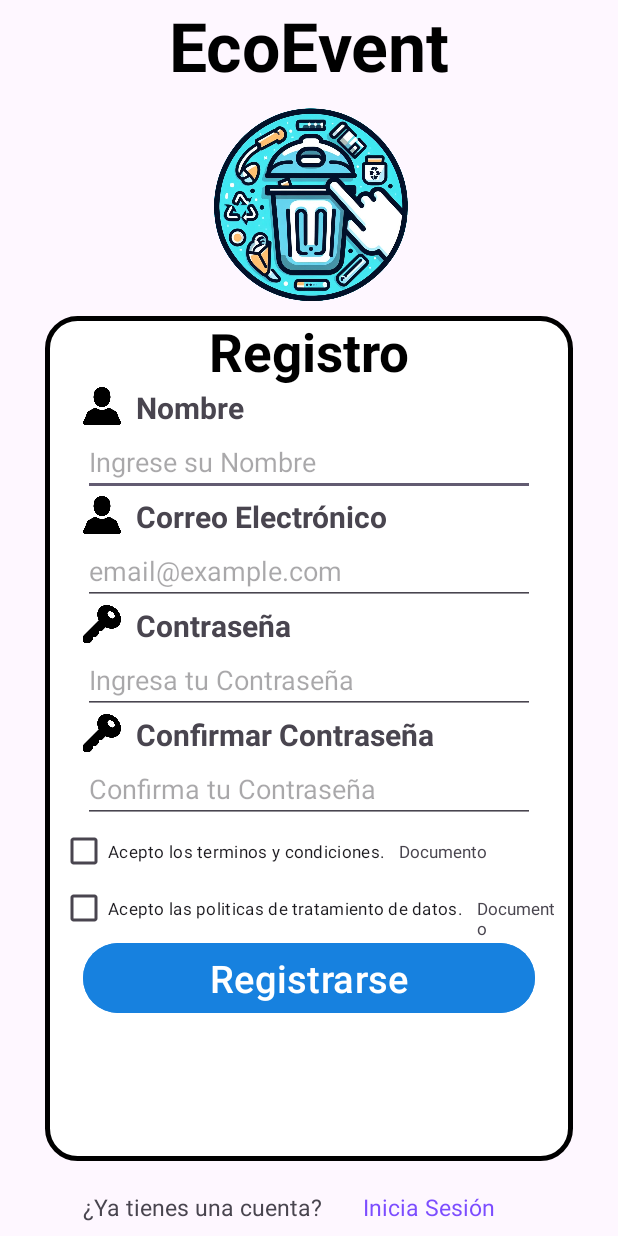
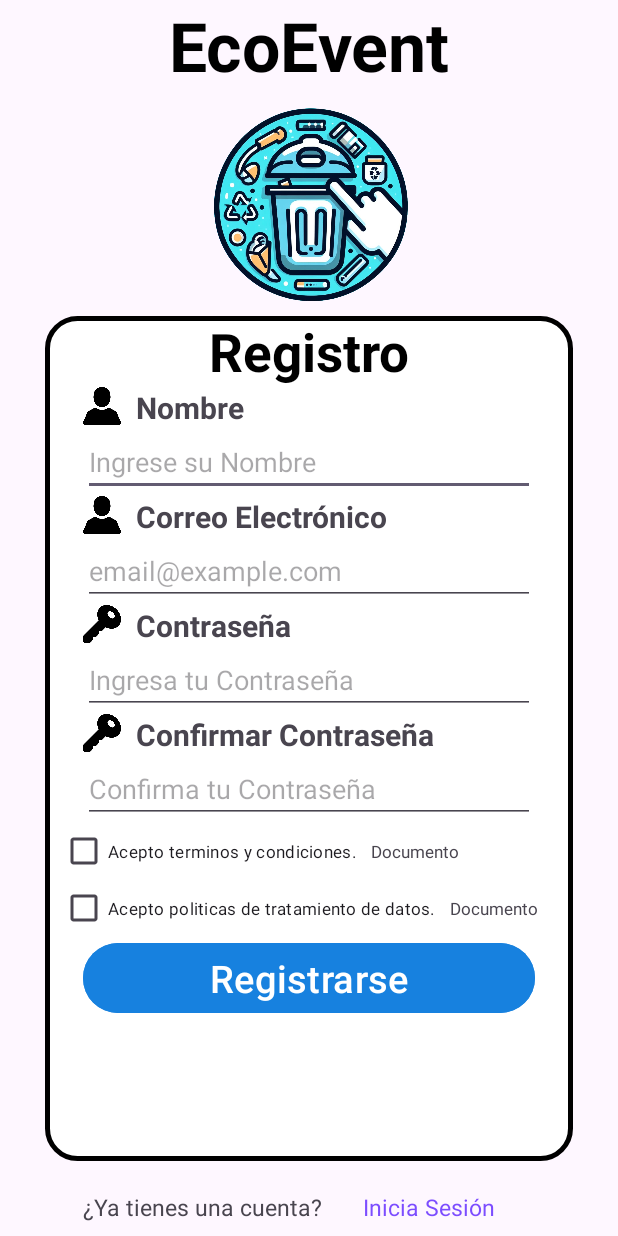
Before and after one commit to SantiagoNoguera/AplicacionesMovilesIntermedio, an Android app: the RegisterActivity screen opened directly, with no data from a screen before it, on a phone screen of 412 x 824 dp. Run offline under Robolectric (Android 15) with nearby library versions, the phone set to English and light mode, and no system bars.

Commit message:
Colores estandares para el proyecto.

```diff
--- a/app/src/main/res/layout/activity_login.xml
+++ b/app/src/main/res/layout/activity_login.xml
@@ -151,7 +151,7 @@
             android:layout_height="wrap_content"
             android:layout_marginStart="25dp"
             android:layout_marginEnd="25dp"
-            android:backgroundTint="#11B417"
+            android:backgroundTint="@color/success"
             android:text="Ingresar"
             android:textColor="@color/white"
             android:textSize="25dp" />
--- a/app/src/main/res/layout/activity_register.xml
+++ b/app/src/main/res/layout/activity_register.xml
@@ -216,7 +216,7 @@
                 android:id="@+id/cb_terms"
                 android:layout_width="wrap_content"
                 android:layout_height="match_parent"
-                android:text="Acepto los terminos y condiciones."
+                android:text="Acepto terminos y condiciones."
                 android:textSize="11dp"/>
 
             <Space
@@ -243,7 +243,7 @@
                 android:id="@+id/cb_data_processing"
                 android:layout_width="wrap_content"
                 android:layout_height="match_parent"
-                android:text="Acepto las politicas de tratamiento de datos."
+                android:text="Acepto politicas de tratamiento de datos."
                 android:textSize="11dp"/>
 
             <Space
@@ -265,7 +265,7 @@
             android:layout_height="wrap_content"
             android:layout_marginStart="25dp"
             android:layout_marginEnd="25dp"
-            android:backgroundTint="#1781DF"
+            android:backgroundTint="@color/primary"
             android:text="Registrarse"
             android:textColor="@color/white"
             android:textSize="25dp" />
--- a/app/src/main/res/values/colors.xml
+++ b/app/src/main/res/values/colors.xml
@@ -2,4 +2,6 @@
 <resources>
     <color name="black">#FF000000</color>
     <color name="white">#FFFFFFFF</color>
+    <color name="primary">#1781DF</color>
+    <color name="success">#11B417</color>
 </resources>
```
